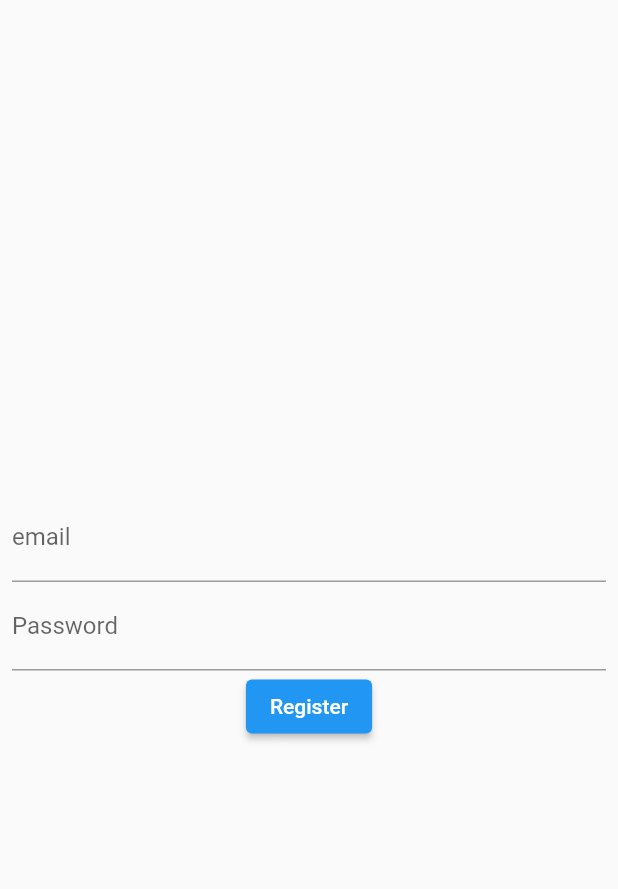
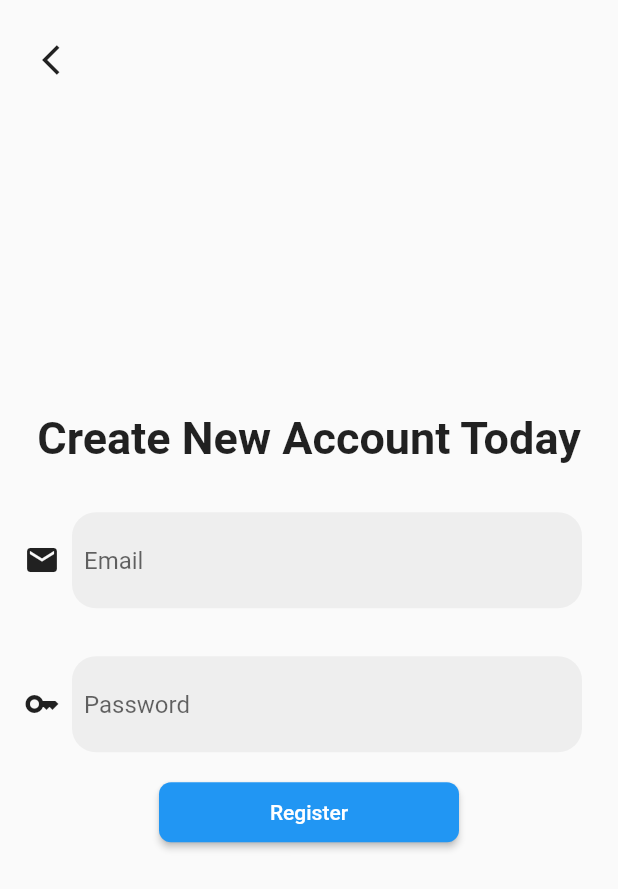
Before and after one commit to tomyamGTX/ezFlutter, a Flutter app: the screen it shows after launch, after a tap on "Register Now", on a phone screen of 412 x 824 dp. Shown: the top 889 px of the screen. Run offline on Flutter 3.47's test engine with Material 2 defaults, Android fonts, the phone set to English and light mode, and no system bars; our stand-ins replace date_picker_timeline, firebase_auth, firebase_core, timeline_tile; accounts and stored records are empty.

Commit message:
addjust register ui

```diff
--- a/lib/screen/home.dart
+++ b/lib/screen/home.dart
@@ -1,13 +1,11 @@
-
 import 'package:flutter/material.dart';
 
 import 'package:timeline_tile/timeline_tile.dart';
 
 import '../providers/auth.provider.dart';
 
-import '../style/text/basic.text.dart';
+import '../style/text/text.dart';
 import '../widgets/drawer.home.dart';
-
 
 class Home extends StatefulWidget {
   const Home({Key? key}) : super(key: key);
@@ -31,6 +29,7 @@ class _HomeState extends State<Home> {
   Widget build(BuildContext context) {
     return SafeArea(
       child: Scaffold(
+          resizeToAvoidBottomInset: false,
           drawer: buildDrawer(context),
           appBar: AppBar(
             title: Text('Welcome ${AppUser.instance.user?.email}'),
--- a/lib/screen/login.dart
+++ b/lib/screen/login.dart
@@ -5,6 +5,7 @@ import 'package:provider/provider.dart';
 import '../style/button/button1.dart';
 
 import '../providers/auth.provider.dart';
+import '../style/text/text.dart';
 import '../widgets/form.dart';
 import '../widgets/pass.ui.dart';
 
@@ -33,6 +34,13 @@ class _LoginState extends State<Login> {
               child: Column(
                 mainAxisAlignment: MainAxisAlignment.center,
                 children: [
+                  Padding(
+                    padding: const EdgeInsets.all(16.0),
+                    child: Text(
+                      'Welcome to EzFlutter',
+                      style: titleTextStyle(),
+                    ),
+                  ),
                   Flexible(
                     child: Padding(
                       padding: const EdgeInsets.all(8.0),
--- a/lib/screen/register.dart
+++ b/lib/screen/register.dart
@@ -1,9 +1,11 @@
-
 import 'package:flutter/material.dart';
 import 'package:provider/provider.dart';
 
 import '../providers/auth.provider.dart';
-import 'home.dart';
+import '../style/button/button1.dart';
+import '../style/text/text.dart';
+import '../widgets/form.dart';
+import '../widgets/pass.ui.dart';
 
 class Register extends StatefulWidget {
   const Register({Key? key}) : super(key: key);
@@ -15,39 +17,81 @@ class Register extends StatefulWidget {
 class _RegisterState extends State<Register> {
   final TextEditingController _email = TextEditingController();
   final TextEditingController _pass = TextEditingController();
+  final GlobalKey<FormState> _formKey = GlobalKey<FormState>();
 
   @override
   Widget build(BuildContext context) {
-    return Scaffold(
+    return SafeArea(
+      child: Scaffold(
+          floatingActionButtonLocation: FloatingActionButtonLocation.startTop,
+          floatingActionButton: Padding(
+            padding: const EdgeInsets.symmetric(vertical: 16.0),
+            child: IconButton(
+              icon: const Icon(Icons.arrow_back_ios),
+              onPressed: () {
+                Navigator.pop(context);
+              },
+            ),
+          ),
           body: Center(
             child: Padding(
               padding: const EdgeInsets.all(8.0),
+              child: Form(
+                key: _formKey,
                 child: Column(
                   mainAxisAlignment: MainAxisAlignment.center,
                   children: [
-            TextField(
-              controller: _email,
-              decoration: InputDecoration(label: Text('email')),
+                    Padding(
+                      padding: const EdgeInsets.all(16.0),
+                      child: Text(
+                        'Create New Account Today',
+                        style: titleTextStyle(),
+                        textAlign: TextAlign.center,
                       ),
-            TextField(
-              controller: _pass,
-              decoration: InputDecoration(label: Text('Password')),
                     ),
+                    Flexible(
+                      child: Padding(
+                        padding: const EdgeInsets.all(8.0),
+                        child: Row(
+                          children: [
+                            const Icon(Icons.mail),
+                            Flexible(
+                              child: FormUi(email: _email),
+                            ),
+                          ],
+                        ),
+                      ),
+                    ),
+                    PassUI(pass: _pass),
                     ElevatedButton(
-                onPressed: () {
-                  if (_email.text.isNotEmpty && _pass.text.isNotEmpty) {
-                    Provider.of<AppUser>(context, listen: false).signUp(
+                        style: buttonStyle(),
+                        onPressed: () async {
+                          if (_formKey.currentState!.validate()) {
+                            try {
+                              await Provider.of<AppUser>(context, listen: false)
+                                  .signUp(
                                 email: _email.text,
                                 password: _pass.text,
                               );
-                    Navigator.pushReplacement(context,
-                        MaterialPageRoute(builder: (context) => Home()));
+                              ScaffoldMessenger.of(context).showSnackBar(
+                                const SnackBar(
+                                    content: Text('Creating new account')),
+                              );
+                              Navigator.pop(context);
+                            } catch (e) {
+                              ScaffoldMessenger.of(context).showSnackBar(
+                                const SnackBar(
+                                    content: Text('Error. Try again')),
+                              );
+                            }
                           }
                         },
                         child: const Text('Register'))
                   ],
                 ),
               ),
-    ));
+            ),
+          )),
+    );
   }
 }
--- a/lib/style/text/basic.text.dart
+++ /dev/null
@@ -1,3 +0,0 @@
-import 'package:flutter/material.dart';
-
-TextStyle basicTextStyle() => const TextStyle(fontSize: 20);
--- /dev/null
+++ b/lib/style/text/text.dart
@@ -0,0 +1,6 @@
+import 'package:flutter/material.dart';
+
+TextStyle basicTextStyle() => const TextStyle(fontSize: 20);
+
+TextStyle titleTextStyle() =>
+    const TextStyle(fontSize: 30, fontWeight: FontWeight.bold);
--- a/lib/widgets/drawer.home.dart
+++ b/lib/widgets/drawer.home.dart
@@ -4,7 +4,7 @@ import 'package:provider/provider.dart';
 import '../providers/auth.provider.dart';
 import '../screen/getapi.dart';
 import '../screen/phone.number.screen.dart';
-import '../style/text/basic.text.dart';
+import '../style/text/text.dart';
 
 Drawer buildDrawer(BuildContext context) {
   return Drawer(
@@ -44,7 +44,7 @@ Drawer buildDrawer(BuildContext context) {
                 context, MaterialPageRoute(builder: (context) => GetApi()));
           },
         ),
-        if (AppUser.instance.user?.phoneNumber != null)
+        if (AppUser.instance.user?.phoneNumber == null)
           ListTile(
             trailing: const Icon(Icons.navigate_next),
             subtitle: const Text('Link Your Phone Number'),
```
Lines whose indentation alone changed are shown as unchanged.
